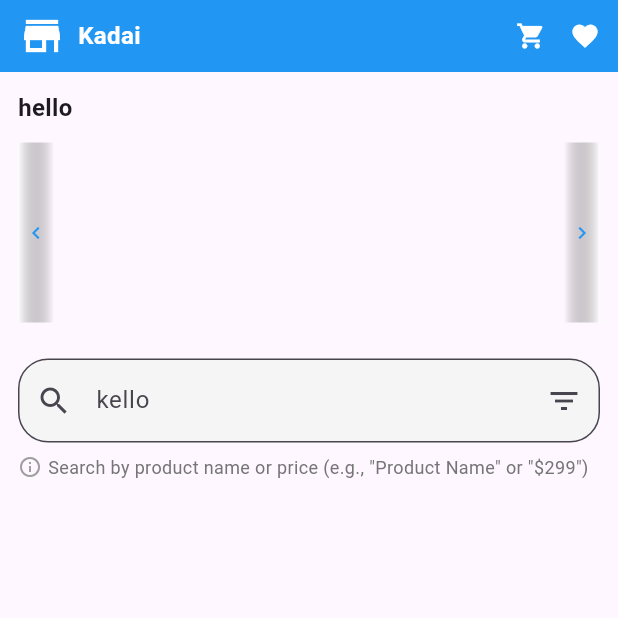
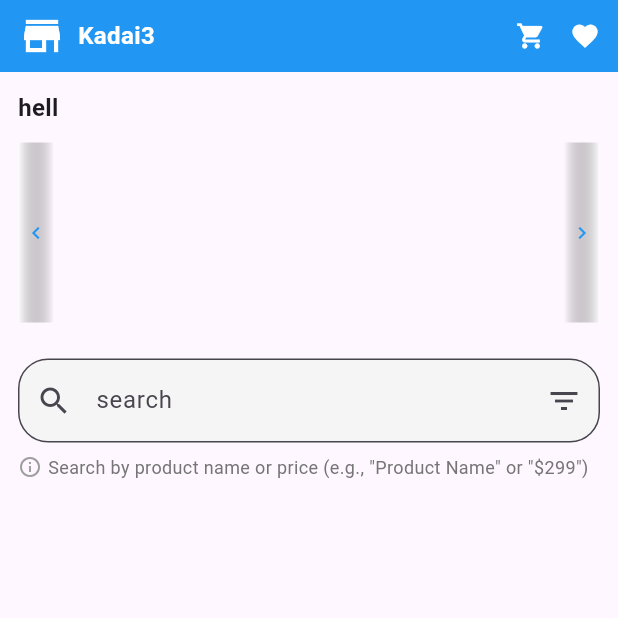
Before and after one commit to JBBSoftech/kk_international, a Flutter app: the screen it shows after launch, on a phone screen of 412 x 824 dp, the top half of it. Run offline on Flutter 3.47's test engine with Material 3 defaults, Android fonts, the phone set to English and light mode, and no system bars; our stand-ins replace carousel_slider.

Commit message:
Update Appifyours/frontend/lib/main.dart

```diff
--- a/Appifyours/frontend/lib/main.dart
+++ b/Appifyours/frontend/lib/main.dart
@@ -385,7 +385,7 @@ class _HomePageState extends State<HomePage> {
                         const Icon(Icons.store, size: 32, color: Colors.white),
                         const SizedBox(width: 8),
                         Text(
-                          'Kadai',
+                          'Kadai3',
                           style: const TextStyle(
                             color: Colors.white,
                             fontWeight: FontWeight.bold,
@@ -461,7 +461,7 @@ class _HomePageState extends State<HomePage> {
                       crossAxisAlignment: CrossAxisAlignment.start,
                       children: [
                         Text(
-                          'hello',
+                          'hell',
                           style: const TextStyle(fontSize: 16, fontWeight: FontWeight.bold),
                         ),
                         const SizedBox(height: 12),
@@ -561,7 +561,7 @@ class _HomePageState extends State<HomePage> {
                             });
                           },
                           decoration: InputDecoration(
-                            hintText: 'kello',
+                            hintText: 'search',
                             prefixIcon: const Icon(Icons.search),
                             suffixIcon: const Icon(Icons.filter_list),
                             border: OutlineInputBorder(
```
